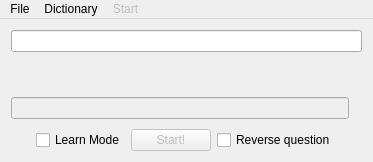
Above: mainwindow.ui from ivan-selchenkov/QWord before the change. Below: the same form after it.
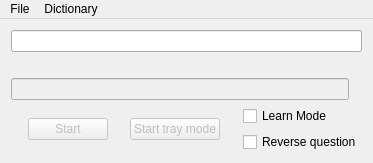
That is the form after the change. Icons and pictures are not drawn.

Commit message: Design correction

Patch:
```diff
--- a/mainwindow.ui
+++ b/mainwindow.ui
@@ -69,13 +69,6 @@
         </property>
        </spacer>
       </item>
-      <item>
-       <widget class="QCheckBox" name="chbLearn">
-        <property name="text">
-         <string>Learn Mode</string>
-        </property>
-       </widget>
-      </item>
       <item>
        <widget class="QPushButton" name="btnStart">
         <property name="enabled">
@@ -85,14 +78,30 @@
          <string/>
         </property>
         <property name="text">
-         <string>Start!</string>
+         <string>Start</string>
         </property>
        </widget>
       </item>
       <item>
-       <widget class="QCheckBox" name="chbDirection">
+       <spacer name="horizontalSpacer_3">
+        <property name="orientation">
+         <enum>Qt::Horizontal</enum>
+        </property>
+        <property name="sizeHint" stdset="0">
+         <size>
+          <width>40</width>
+          <height>20</height>
+         </size>
+        </property>
+       </spacer>
+      </item>
+      <item>
+       <widget class="QPushButton" name="btnStartHidden">
+        <property name="enabled">
+         <bool>false</bool>
+        </property>
         <property name="text">
-         <string>Reverse question</string>
+         <string>Start tray mode</string>
         </property>
        </widget>
       </item>
@@ -109,6 +118,24 @@
         </property>
        </spacer>
       </item>
+      <item>
+       <layout class="QVBoxLayout" name="verticalLayout">
+        <item>
+         <widget class="QCheckBox" name="chbLearn">
+          <property name="text">
+           <string>Learn Mode</string>
+          </property>
+         </widget>
+        </item>
+        <item>
+         <widget class="QCheckBox" name="chbDirection">
+          <property name="text">
+           <string>Reverse question</string>
+          </property>
+         </widget>
+        </item>
+       </layout>
+      </item>
      </layout>
     </item>
    </layout>
@@ -137,19 +164,8 @@
     <addaction name="actionAdd_words"/>
     <addaction name="actionShow_Dict"/>
    </widget>
-   <widget class="QMenu" name="menuStart">
-    <property name="enabled">
-     <bool>false</bool>
-    </property>
-    <property name="title">
-     <string>Start</string>
-    </property>
-    <addaction name="actionNormal"/>
-    <addaction name="actionHidden"/>
-   </widget>
    <addaction name="menuFile"/>
    <addaction name="menuDictionary"/>
-   <addaction name="menuStart"/>
   </widget>
   <action name="actionOpen">
    <property name="icon">
```
Left out of the diff: 2 changed lines with no effect on the pictures. The commit also changes 2 other files.
